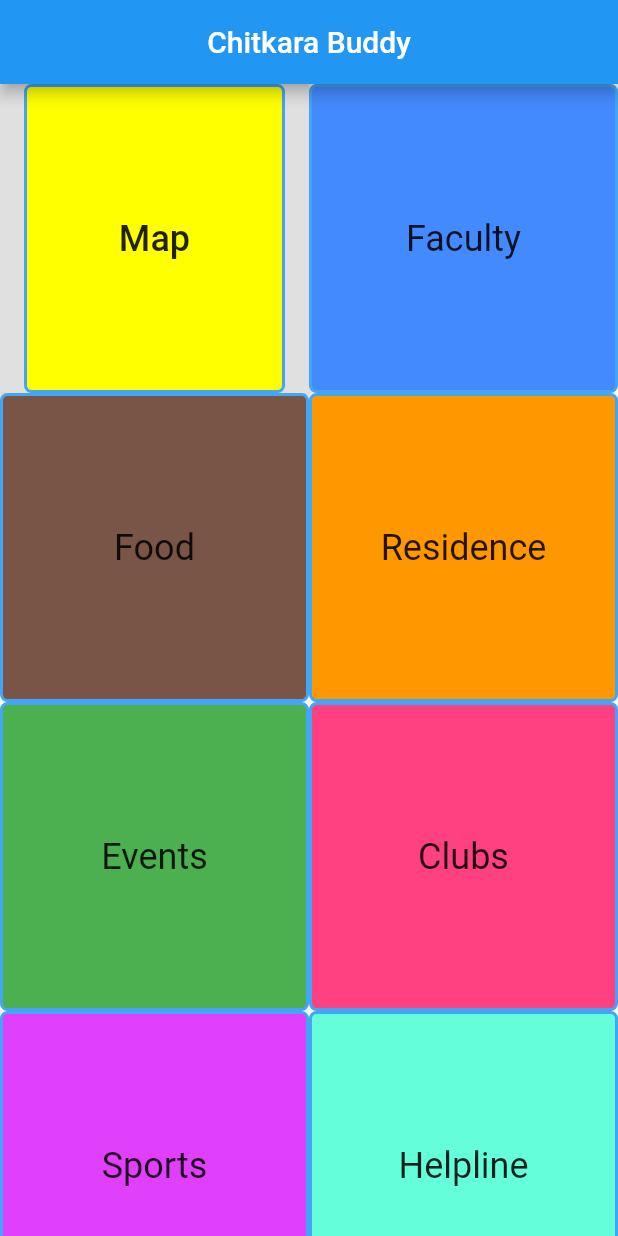
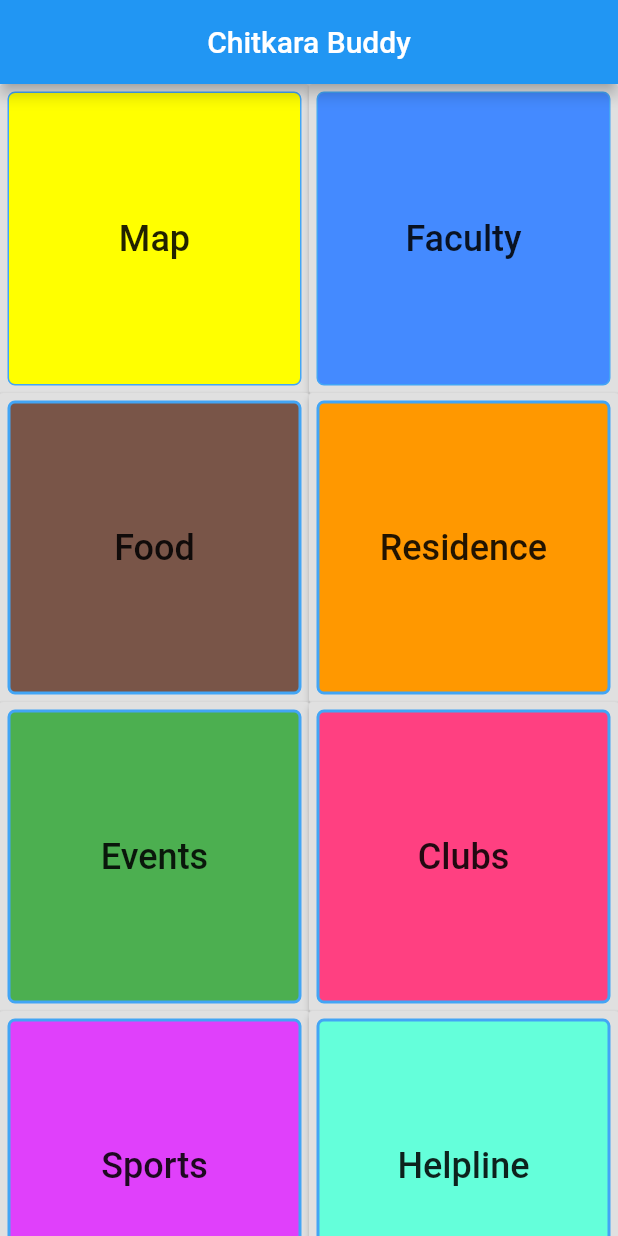
Before and after one commit to RajKapashia/chit_info, a Flutter app: the screen it shows after launch, on a phone screen of 412 x 824 dp. Run offline on Flutter 3.47's test engine with Material 2 defaults, Android fonts, the phone set to English and light mode, and no system bars.

Commit message:
added raised buttons

```diff
--- a/chit_info1/lib/mainScreen.dart
+++ b/chit_info1/lib/mainScreen.dart
@@ -21,100 +21,12 @@
                  ),
            body: Material(
             child:
-             /*
-             ListView(
-             children: <Widget>[
-                  Row(
-                    children: <Widget>[
-                      RaisedButton.icon(
-                        label: Text("Map"),
-                        icon: Icon(Icons.map),
-                        onPressed: (){},
-                      ),
-                       /*RaisedButton(
-                           child: Text("Map"),
-                           onPressed: (){},
-                           elevation: 5.0,
-                           shape: RoundedRectangleBorder(
-                                     borderRadius: BorderRadius.circular(5.0)),
-                       ),*/
-                       RaisedButton(
-                           child: Text("Faculty"),
-                           onPressed: (){},
-                           elevation: 5.0,
-                           shape: RoundedRectangleBorder(
-                             borderRadius: BorderRadius.circular(5.0)
-                           ),
-                       ),
-                    ],
-                  ),
-                  Row(
-                    children: <Widget>[
-                       RaisedButton(
-                           child: Text("Food"),
-                           onPressed: (){},
-                           elevation: 5.0,
-                           shape: RoundedRectangleBorder(
-                             borderRadius: BorderRadius.circular(5.0)
-                           ),
-                       ),
-                       RaisedButton(
-                           child: Text("Residence"),
-                           onPressed: (){},
-                           elevation: 5.0,
-                           shape: RoundedRectangleBorder(
-                             borderRadius: BorderRadius.circular(5.0)
-                           ),
-                       ),
-                    ],
-                  ),
-                  Row(
-                    children: <Widget>[
-                       RaisedButton(
-                           child: Text("Events"),
-                           onPressed: (){},
-                           elevation: 5.0,
-                           shape: RoundedRectangleBorder(
-                             borderRadius: BorderRadius.circular(5.0)
-                           ),
-                       ),
-                       RaisedButton(
-                           child: Text("Clubs"),
-                           onPressed: (){},
-                           elevation: 5.0,
-                           shape: RoundedRectangleBorder(
-                             borderRadius: BorderRadius.circular(5.0)
-                           ),
-                       ),
-                    ],
-                  ),
-                  Row(
-                    children: <Widget>[
-                       RaisedButton(
-                           child: Text("Sports"),
-                           onPressed: (){},
-                           elevation: 5.0,
-                           shape: RoundedRectangleBorder(
-                             borderRadius: BorderRadius.circular(5.0)
-                           ),
-                       ),
-                       RaisedButton(
-                           child: Text("Helpline"),
-                           onPressed: (){},
-                           elevation: 5.0,
-                           shape: RoundedRectangleBorder(
-                             borderRadius: BorderRadius.circular(5.0)
-                           ),
-                       ),
-                    ],
-                  ),
-             ],
-             ),*/
               GridView.count(
                crossAxisCount: 2,
                   children: <Widget>[
                         RaisedButton(
-                          elevation: 5.0,
+                          padding: EdgeInsets.all(5.0),
+                          elevation: 2.0,
                           onPressed: (){},
                           child:
                            Container(
@@ -124,7 +36,7 @@
                                            color: Colors.yellowAccent,
                                            border: Border.all(
                                                color: Colors.blue[400],
-                                               width: 2.0,
+                                              // width: 2.0,
                                            style: BorderStyle.solid,
                                      ),
                                ),
@@ -133,6 +45,11 @@
                                 ),
                            ),
                         ),
+                        RaisedButton(
+                          padding: EdgeInsets.all(5.0),
+                          elevation: 2.0,
+                          onPressed: (){},
+                          child:
                            Container(
                               // color: Colors.blueAccent,
                                decoration: BoxDecoration(
@@ -140,7 +57,7 @@
                                            color: Colors.blueAccent,
                                            border: Border.all(
                                                color: Colors.blue[400],
-                                               width: 2.0,
+                                              // width: 2.0,
                                            style: BorderStyle.solid,
                                      ),
                                ),
@@ -148,6 +65,12 @@
                                      child: Text("Faculty", style: TextStyle(fontSize: 24.0),),
                                 ),
                           ),
+                        ),
+                        RaisedButton(
+                          padding: EdgeInsets.all(5.0),
+                          elevation: 2.0,
+                          onPressed: (){},
+                          child:
                            Container(
                                  //color: Colors.brown,
                                  decoration: BoxDecoration(
@@ -163,6 +86,12 @@
                                        child: Text("Food", style: TextStyle(fontSize: 24.0),),
                                 ),
                           ),
+                        ),
+                        RaisedButton(
+                          padding: EdgeInsets.all(5.0),
+                          elevation: 2.0,
+                          onPressed: (){},
+                          child:
                            Container(
                                  //color: Colors.orange,
                                  decoration: BoxDecoration(
@@ -178,6 +107,12 @@
                                         child: Text("Residence", style: TextStyle(fontSize: 24.0),),
                                 ),
                          ),
+                        ),
+                        RaisedButton(
+                          padding: EdgeInsets.all(5.0),
+                          elevation: 2.0,
+                          onPressed: (){},
+                          child:
                          Container(
                                  //color: Colors.orange,
                                  decoration: BoxDecoration(
@@ -193,6 +128,12 @@
                                         child: Text("Events", style: TextStyle(fontSize: 24.0),),
                                 ),
                          ),
+                        ),
+                        RaisedButton(
+                          padding: EdgeInsets.all(5.0),
+                          elevation: 2.0,
+                          onPressed: (){},
+                          child:
                            Container(
                                 // color: Colors.green,
                                  decoration: BoxDecoration(
@@ -208,6 +149,12 @@
                                         child: Text("Clubs", style: TextStyle(fontSize: 24.0),),
                                 ),
                             ),
+                        ),
+                        RaisedButton(
+                          padding: EdgeInsets.all(5.0),
+                          elevation: 2.0,
+                          onPressed: (){},
+                          child:
                            Container(
                                  //color: Colors.pinkAccent,
                                  decoration: BoxDecoration(
@@ -223,6 +170,12 @@
                                         child: Text("Sports", style: TextStyle(fontSize: 24.0),),
                                 ),
                            ),
+                         ),
+                         RaisedButton(
+                          padding: EdgeInsets.all(5.0),
+                          elevation: 2.0,
+                          onPressed: (){},
+                          child:
                            Container(
                                  //color: Colors.purpleAccent,
                                  decoration: BoxDecoration(
@@ -238,6 +191,7 @@
                                         child: Text("Helpline", style: TextStyle(fontSize: 24.0),),
                                 ),
                            ),
+                         ),
                     ],
                 ),
            ),
```
Lines whose indentation alone changed are shown as unchanged.
